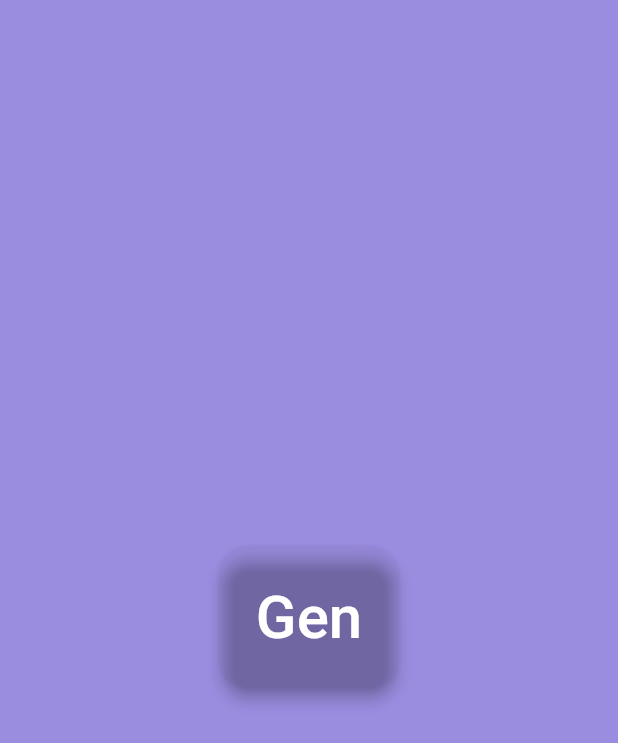
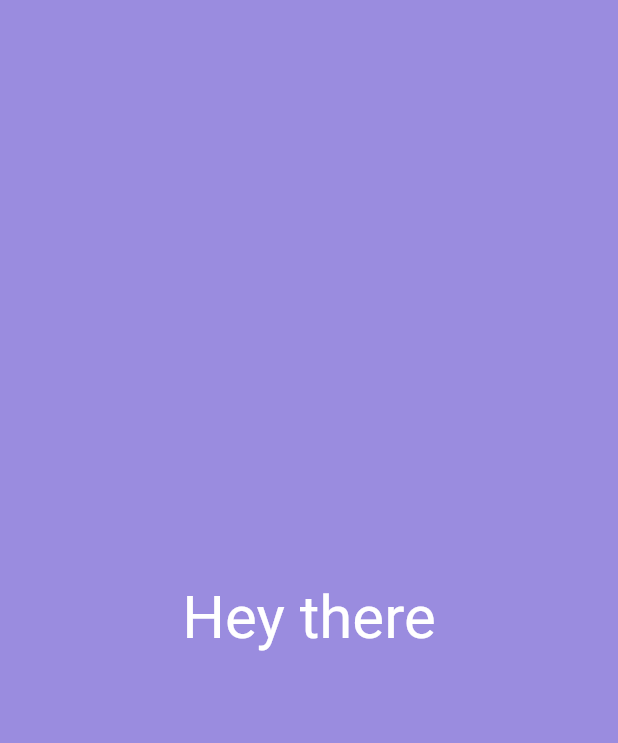
Before and after one commit to maxymmrn/color_gen, a Flutter app: the screen it shows after launch, on a phone screen of 412 x 824 dp. Shown: the top 743 px of the screen. Run offline on Flutter 3.47's test engine with Material 2 defaults, Android fonts, the phone set to English and light mode, and no system bars.

Commit message:
fixed functionality due to requirements

```diff
--- a/lib/presentation/color_gen_page.dart
+++ b/lib/presentation/color_gen_page.dart
@@ -15,7 +15,6 @@ class _ColorGenPageState extends State<ColorGenPage> {
   static const _luminanceBreakPoint = 0.5;
   static const _alpha = 0xFF000000;
   static const _maxRgb = 0x00FFFFFF;
-  static const _elevation = 4.0;
   static const _fontSize = 40.0;
 
   final _rand = Random(42);
@@ -36,18 +35,11 @@ class _ColorGenPageState extends State<ColorGenPage> {
   @override
   Widget build(BuildContext context) => Scaffold(
         backgroundColor: _color,
-        body: Center(
-          child: TextButton(
-            onPressed: () => setState(_generateColor),
-            style: TextButton.styleFrom(
-              elevation: _elevation,
-              padding: const EdgeInsets.all(24),
-              shape: const RoundedRectangleBorder(
-                borderRadius: BorderRadius.all(Radius.circular(20)),
-              ),
-            ),
+        body: InkWell(
+          onTap: () => setState(_generateColor),
+          child: Center(
             child: Text(
-              'Gen',
+              'Hey there',
               style: TextStyle(color: _textColor, fontSize: _fontSize),
             ),
           ),
--- a/pubspec.yaml
+++ b/pubspec.yaml
@@ -13,9 +13,9 @@ dependencies:
     sdk: flutter
 
 dev_dependencies:
+  flutter_lints: ^2.0.0
   flutter_test:
     sdk: flutter
-  flutter_lints: ^2.0.0
   solid_lints: ^0.0.13
 
 flutter:
```
